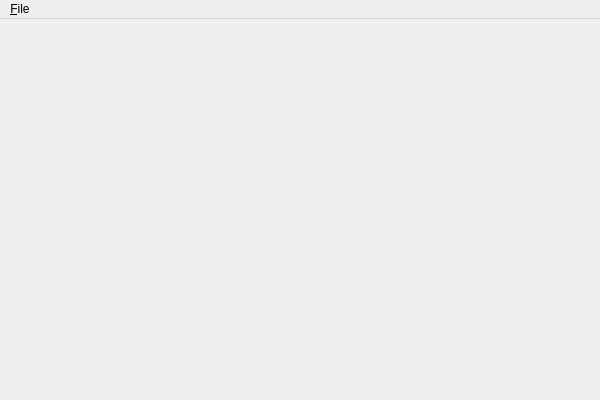
The window that MainWindow.ui (xmichelo/Beeftext) describes before a commit, drawn with Qt 5.
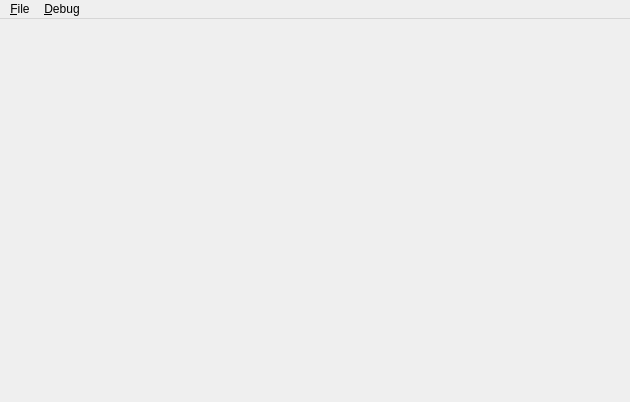
The same window after the commit.

Patch:
```diff
--- a/MainWindow.ui
+++ b/MainWindow.ui
@@ -6,8 +6,8 @@
    <rect>
     <x>0</x>
     <y>0</y>
-    <width>600</width>
-    <height>400</height>
+    <width>630</width>
+    <height>402</height>
    </rect>
   </property>
   <property name="windowTitle">
@@ -19,7 +19,7 @@
     <rect>
      <x>0</x>
      <y>0</y>
-     <width>600</width>
+     <width>630</width>
      <height>21</height>
     </rect>
    </property>
@@ -29,7 +29,14 @@
     </property>
     <addaction name="actionExit"/>
    </widget>
+   <widget class="QMenu" name="menu_Debug">
+    <property name="title">
+     <string>&amp;Debug</string>
+    </property>
+    <addaction name="actionShowLog"/>
+   </widget>
    <addaction name="menuFile"/>
+   <addaction name="menu_Debug"/>
   </widget>
   <action name="actionExit">
    <property name="text">
```
Left out of the diff: 29 changed lines with no effect on the pictures.
